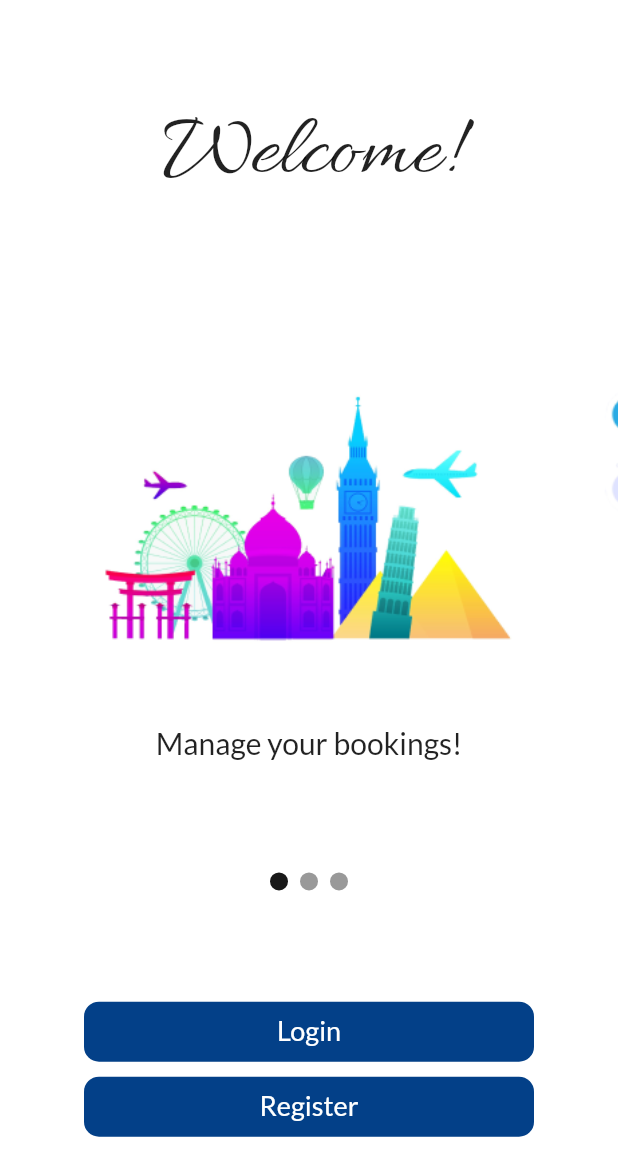
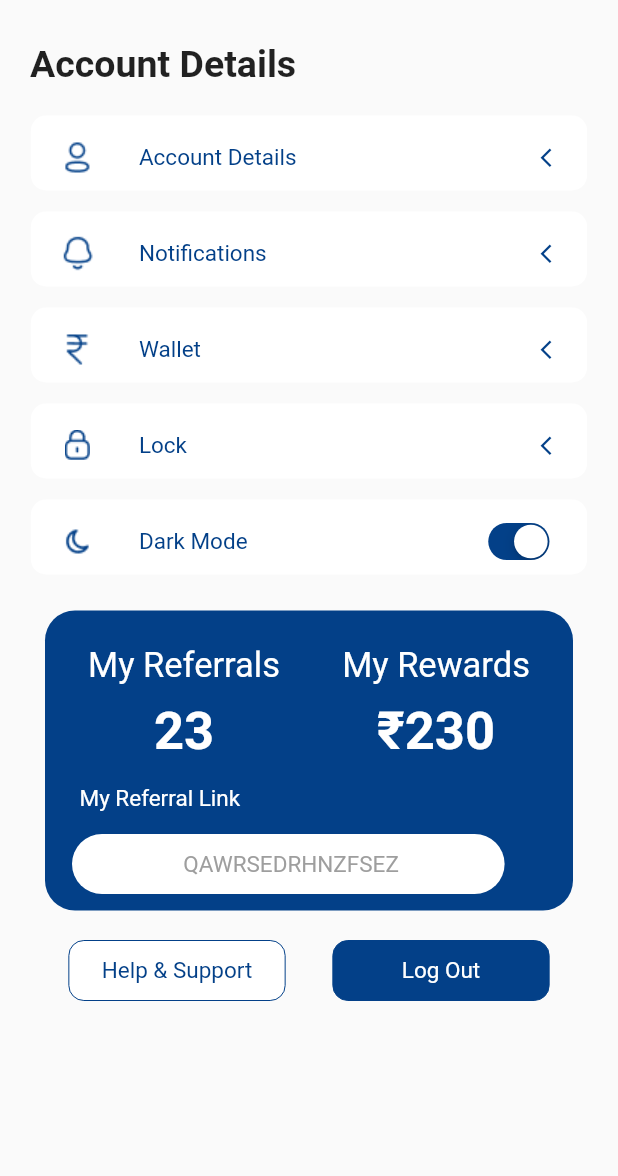
Before and after one commit to TheNova22/Billi, a Flutter app: the screen it shows after launch, on a phone screen of 412 x 824 dp. Shown: the top 1176 px of the screen. Run offline on Flutter 3.47's test engine with Material 2 defaults, Android fonts, the light colour scheme and no system bars; drawn by our look-alikes of carousel_slider; our stand-ins replace auto_size_text, curved_navigation_bar, firebase_auth, firebase_core, qr_flutter, shared_preferences; missing offline and left inert: mobile_scanner; accounts and stored records are empty.

Commit message:
Account screen done

```diff
--- a/lib/main.dart
+++ b/lib/main.dart
@@ -1,3 +1,4 @@
+import 'package:billi/modules/account/account.dart';
 import 'package:billi/modules/qr_scanner/qr_scanner.dart';
 import 'package:billi/modules/view_saved/view_saved.dart';
 // ignore_for_file: prefer_const_constructors, sized_box_for_whitespace
@@ -32,6 +33,6 @@ class MyApp extends StatelessWidget {
         theme: ThemeData(
           primarySwatch: Colors.blue,
         ),
-        home: SplashScreen());
+        home: Account());
   }
 }
--- /dev/null
+++ b/lib/modules/account/account.dart
@@ -0,0 +1,239 @@
+import 'package:billi/configs/palette.dart';
+import 'package:flutter/cupertino.dart';
+import 'package:flutter/material.dart';
+
+class Account extends StatefulWidget {
+  const Account({Key? key}) : super(key: key);
+
+  @override
+  State<Account> createState() => _AccountState();
+}
+
+class _AccountState extends State<Account> {
+  List<String> images = [
+    "assets/images/profile.png",
+    "assets/images/notification.png",
+    "assets/images/wallet.png",
+    "assets/images/lock.png",
+    "assets/images/darkmode.png"
+  ];
+  List<String> titles = [
+    "Account Details",
+    "Notifications",
+    "Wallet",
+    "Lock",
+    "Dark Mode"
+  ];
+
+  @override
+  Widget build(BuildContext context) {
+    return SafeArea(
+      child: Scaffold(
+        body: SingleChildScrollView(
+            child:SizedBox(
+              height: MediaQuery.of(context).size.height,
+            child: Padding(
+              padding: const EdgeInsets.symmetric(horizontal: 20, vertical: 8.0),
+              child: ListView(
+                children: [
+                  SizedBox(
+                    height: 20,
+                  ),
+                  Text(
+                    'Account Details',
+                    style: TextStyle(fontSize: 25, fontWeight: FontWeight.bold),
+                  ),
+                  SizedBox(
+                    height: 20,
+                  ),
+                  ListView.builder(
+                      shrinkWrap: true,
+                      itemCount: 5,
+                      itemBuilder: (BuildContext context, int index) {
+                        return Column(
+                          children: [
+                            Container(
+                              height: 50,
+                              width: MediaQuery.of(context).size.width * 0.9,
+                              margin: const EdgeInsets.only(bottom: 4),
+                              decoration: BoxDecoration(
+                                color: Palette.white,
+                                borderRadius: BorderRadius.circular(10),
+                              ),
+                              child: Tile(images[index], titles[index], index),
+                            ),
+                            SizedBox(
+                              height: 10,
+                            )
+                          ],
+                        );
+                      }),
+                  Padding(
+                    padding: const EdgeInsets.all(10),
+                    child: Container(
+                      height: 200,
+                      width: MediaQuery.of(context).size.width * 0.85,
+                      decoration: BoxDecoration(
+                        color: Palette.blue,
+                        borderRadius: BorderRadius.circular(20),
+                      ),
+                      child: Padding(
+                        padding: const EdgeInsets.all(8.0),
+                        child: Column(
+                          crossAxisAlignment: CrossAxisAlignment.start,
+                          children: [
+                            SizedBox(
+                              height: 15,
+                            ),
+                            Row(
+                              mainAxisAlignment: MainAxisAlignment.spaceAround,
+                              children: [
+                                Column(
+                                  children: [
+                                    Text(
+                                      'My Referrals',
+                                      style: TextStyle(
+                                        fontSize: 23,
+                                        color: Palette.white,
+                                      ),
+                                    ),
+                                    SizedBox(
+                                      height: 10,
+                                    ),
+                                    Text(
+                                      '23',
+                                      style: TextStyle(
+                                          fontSize: 35,
+                                          color: Palette.white,
+                                          fontWeight: FontWeight.bold),
+                                    ),
+                                  ],
+                                ),
+                                Column(
+                                  children: [
+                                    Text(
+                                      'My Rewards',
+                                      style: TextStyle(
+                                        fontSize: 23,
+                                        color: Palette.white,
+                                      ),
+                                    ),
+                                    SizedBox(
+                                      height: 10,
+                                    ),
+                                    Text(
+                                      '₹230',
+                                      style: TextStyle(
+                                          fontSize: 35,
+                                          color: Palette.white,
+                                          fontWeight: FontWeight.bold),
+                                    ),
+                                  ],
+                                ),
+
+
+
+                              ],
+                            ),
+
+                            Padding(
+                              padding: const EdgeInsets.all(15),
+                              child: Text(
+                                'My Referral Link',
+                                style: TextStyle(
+                                  fontSize: 15,
+                                  color: Palette.white,
+                                ),
+                              ),
+                            ),
+                        Padding(
+                          padding: const EdgeInsets.only(left: 10,right: 10),
+                          child: Container(
+                            height: 40,
+                            width: MediaQuery.of(context).size.width * 0.7,
+                            decoration: BoxDecoration(
+                              color: Palette.white,
+                              borderRadius: BorderRadius.circular(20),
+                            ),
+                            child: Center(child: Text(" QAWRSEDRHNZFSEZ", style: TextStyle(color: Colors.grey, fontSize: 15),)),
+                          ),
+                        ),
+
+
+                          ],
+                        ),
+                      ),
+                    ),
+                  ),
+                  Padding(
+                    padding: const EdgeInsets.all(10),
+                    child: Row(
+                      mainAxisAlignment: MainAxisAlignment.spaceAround,
+                      children: [
+                        Container(
+                          height: 40,
+                          width: MediaQuery.of(context).size.width * 0.35,
+                          decoration: BoxDecoration(
+                              color: Palette.white,
+                              borderRadius: BorderRadius.circular(10),
+                              border: Border.all(color: Palette.blue,width: 0.0)
+                          ),
+                          child: Center(child: Text("Help & Support", style: TextStyle(color: Palette.blue, fontSize: 15),)),
+                        ),
+                        Container(
+                          height: 40,
+                          width: MediaQuery.of(context).size.width * 0.35,
+                          decoration: BoxDecoration(
+                              color: Palette.blue,
+                              borderRadius: BorderRadius.circular(10),
+                              border: Border.all(color: Palette.blue,width: 0.0)
+                          ),
+                          child: Center(child: Text("Log Out", style: TextStyle(color: Palette.white, fontSize: 15),)),
+                        ),
+                      ],
+                    ),
+                  )
+                ],
+              ),
+            ),
+          ),
+        ),
+      ),
+    );
+  }
+
+  Widget Tile(String image, String title, int index) {
+    bool _switchValue = true;
+    return ListTile(
+      leading: Image.asset(
+        image,
+        width: 30,
+        height: 30,
+      ),
+      title: Text(
+        title,
+        style: TextStyle(color: Palette.blue, fontSize: 15),
+      ),
+      trailing: (index != 4)
+          ? Icon(
+              Icons.arrow_back_ios,
+              size: 15,
+              color: Palette.blue,
+            )
+          : Transform.scale(
+              scale: 0.8,
+              child: CupertinoSwitch(
+                value: _switchValue,
+                activeColor: Palette.blue,
+                onChanged: (value) {
+                  setState(() {
+                    _switchValue = value;
+                  });
+                },
+              ),
+            ),
+      selected: true,
+      onTap: () {},
+    );
+  }
+}
--- a/lib/modules/intro_screens/intro_screen.dart
+++ b/lib/modules/intro_screens/intro_screen.dart
@@ -116,7 +116,9 @@ class _IntroScreenState extends State<IntroScreen> {
                 width: 300,
                 height: 40,
                 title: 'Login',
-                onTap: () {},
+                onTap: () {
+
+                },
               ),
               const SizedBox(
                 height: 10,
```
Also changed, not shown: assets/images/darkmode.png (added), assets/images/lock.png (added), assets/images/notification.png (added), assets/images/profile.png (added), assets/images/wallet.png (added).
